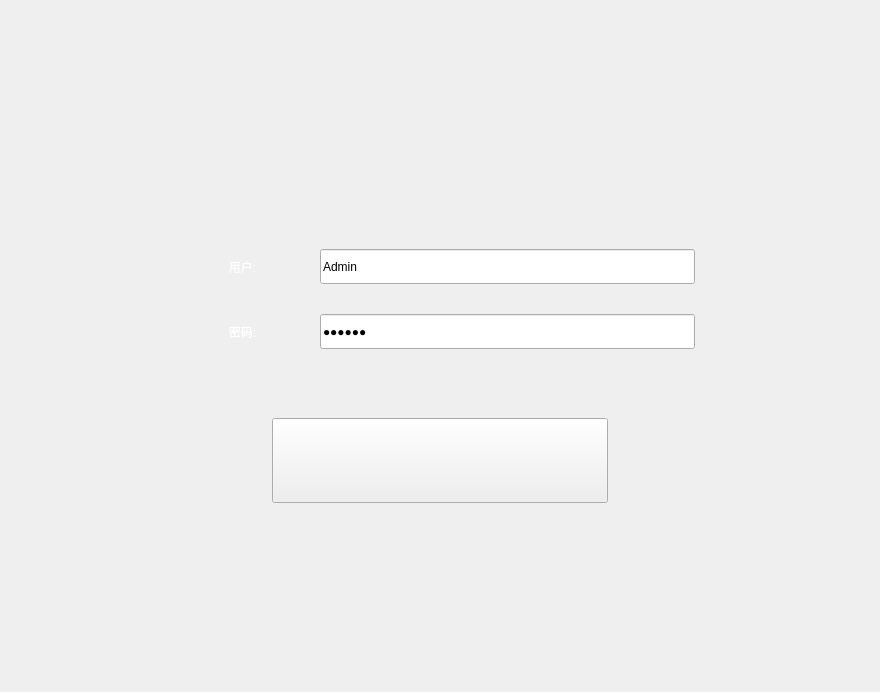
superp2017/NTERP, file Qt/ERP/login.ui: the form before one commit.
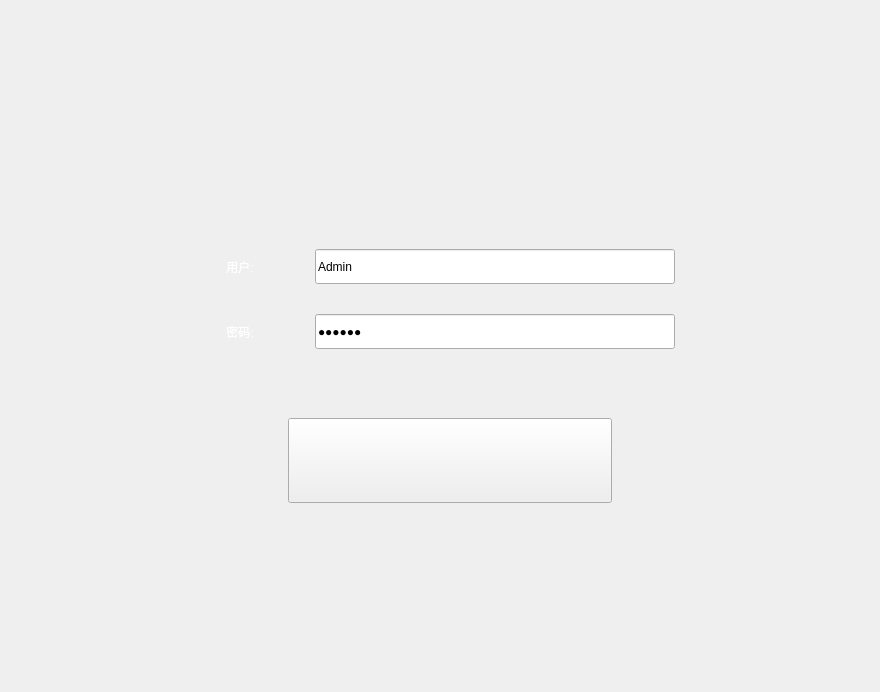
The form after the commit. Icons and pictures are not drawn.

```diff
--- a/Qt/ERP/login.ui
+++ b/Qt/ERP/login.ui
@@ -62,7 +62,7 @@
          <number>30</number>
         </property>
         <property name="rightMargin">
-         <number>25</number>
+         <number>45</number>
         </property>
         <property name="bottomMargin">
          <number>15</number>
@@ -140,6 +140,12 @@
       </item>
       <item>
        <layout class="QHBoxLayout" name="horizontalLayout" stretch="1,3,1">
+        <property name="spacing">
+         <number>6</number>
+        </property>
+        <property name="leftMargin">
+         <number>20</number>
+        </property>
         <item>
          <spacer name="horizontalSpacer">
           <property name="orientation">
@@ -177,7 +183,7 @@
           </property>
           <property name="sizeHint" stdset="0">
            <size>
-            <width>40</width>
+            <width>30</width>
             <height>20</height>
            </size>
           </property>
```
